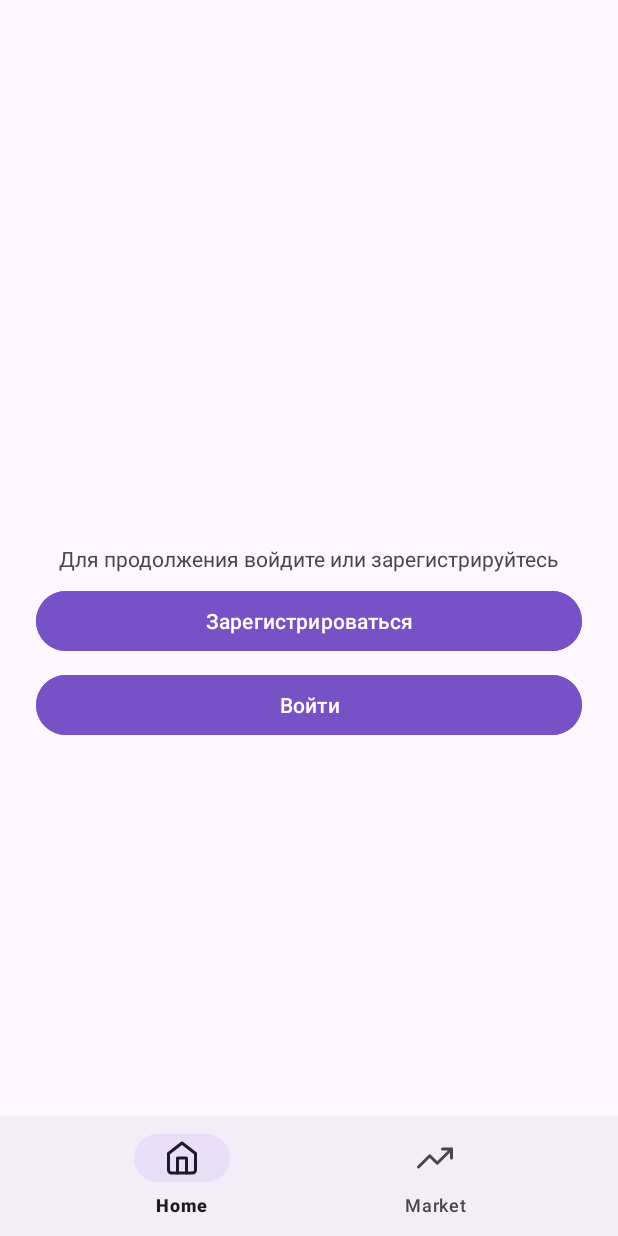
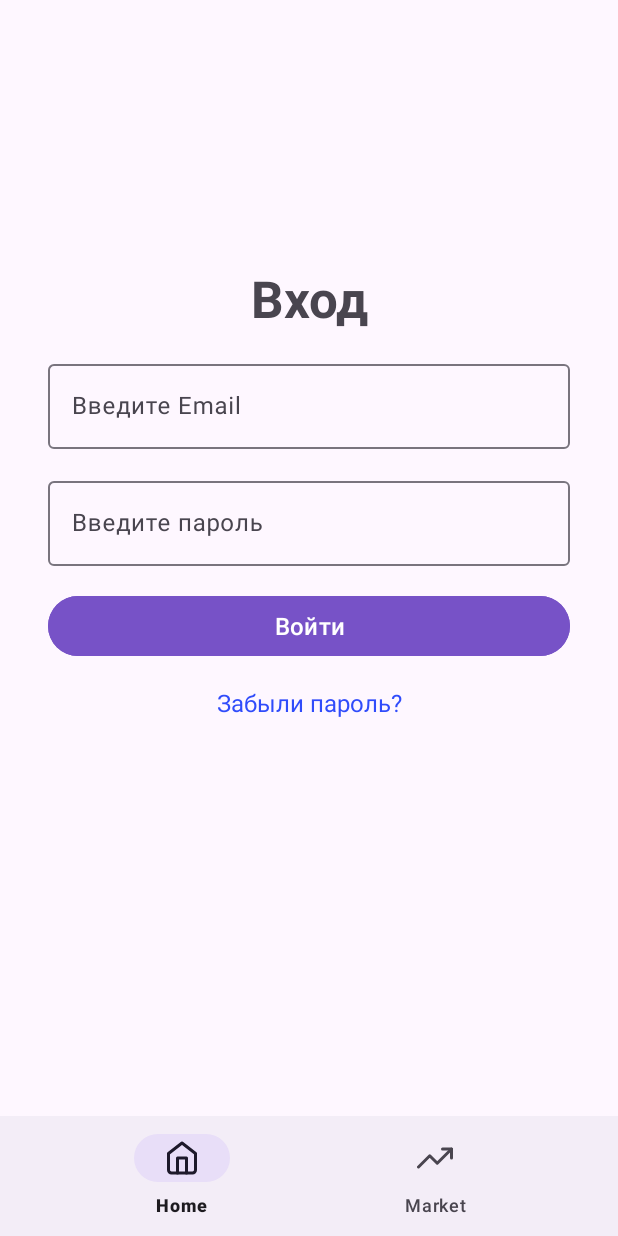
Before and after one commit to bogdash/DiplomaFinance, an Android app: the screen it shows after launch (MainActivity), after a tap on "Войти", on a phone screen of 412 x 824 dp. Run offline under Robolectric (Android 15) with nearby library versions, the phone set to English and light mode, and no system bars; our stand-ins replace navigation-ui.

Commit message:
add log in

```diff
--- /dev/null
+++ b/app/src/main/java/com/bogdash/diplomafinance/register/LogInFragment.kt
@@ -0,0 +1,20 @@
+package com.bogdash.diplomafinance.register
+
+import android.os.Bundle
+import androidx.fragment.app.Fragment
+import android.view.LayoutInflater
+import android.view.View
+import android.view.ViewGroup
+import com.bogdash.diplomafinance.R
+
+class LogInFragment : Fragment() {
+
+    override fun onCreateView(
+        inflater: LayoutInflater, container: ViewGroup?,
+        savedInstanceState: Bundle?
+    ): View? {
+        // Inflate the layout for this fragment
+        return inflater.inflate(R.layout.fragment_log_in, container, false)
+    }
+
+}
--- /dev/null
+++ b/app/src/main/res/layout/fragment_log_in.xml
@@ -0,0 +1,62 @@
+<?xml version="1.0" encoding="utf-8"?>
+<LinearLayout xmlns:android="http://schemas.android.com/apk/res/android"
+    xmlns:tools="http://schemas.android.com/tools"
+    android:layout_width="match_parent"
+    android:layout_height="match_parent"
+    android:orientation="vertical"
+    android:padding="32dp"
+    tools:context=".register.LogInFragment">
+
+    <TextView
+        android:id="@+id/textView"
+        android:layout_width="match_parent"
+        android:layout_height="wrap_content"
+        android:layout_marginTop="144dp"
+        android:gravity="center"
+        android:text="@string/title_log_in"
+        android:textSize="34sp"
+        android:textStyle="bold" />
+
+    <com.google.android.material.textfield.TextInputLayout
+        android:layout_width="match_parent"
+        android:layout_height="wrap_content"
+        android:layout_marginTop="16dp"
+        android:hint="@string/email">
+
+        <com.google.android.material.textfield.TextInputEditText
+            android:layout_width="match_parent"
+            android:layout_height="wrap_content"/>
+    </com.google.android.material.textfield.TextInputLayout>
+
+    <com.google.android.material.textfield.TextInputLayout
+        android:layout_width="match_parent"
+        android:layout_height="wrap_content"
+        android:layout_marginTop="16dp"
+        android:hint="@string/password">
+
+        <EditText
+            android:id="@+id/editTextTextPassword3"
+            android:layout_width="match_parent"
+            android:layout_height="wrap_content"
+            android:layout_weight="1"
+            android:ems="10"
+            android:inputType="textPassword" />
+    </com.google.android.material.textfield.TextInputLayout>
+
+    <Button
+        android:layout_width="match_parent"
+        android:layout_height="wrap_content"
+        android:text="@string/log_in"
+        android:textSize="16sp"
+        android:layout_marginTop="16dp"
+        android:backgroundTint="#7752C7"/>
+
+    <TextView
+        android:layout_width="match_parent"
+        android:layout_height="wrap_content"
+        android:text="@string/forgot_password"
+        android:gravity="center"
+        android:layout_marginTop="16dp"
+        android:textColor="#304CFB"
+        android:textSize="16sp"/>
+</LinearLayout>
--- a/app/src/main/res/values/strings.xml
+++ b/app/src/main/res/values/strings.xml
@@ -1,4 +1,4 @@
-<resources>
+<resources xmlns:tools="http://schemas.android.com/tools">
     <string name="app_name">DiplomaFinance</string>
     <!-- Activity main menu -->
     <string name="menu_home">Home</string>
@@ -54,11 +54,11 @@
 
     <!-- LogInFragment -->
     <string name="title_log_in">Вход</string>
+    <string name="forgot_password">Забыли пароль?</string>
     <!-- SignUpFragment -->
     <string name="title_sign_up">Регистрация</string>
     <string name="email">Введите Email</string>
     <string name="password">Введите пароль</string>
     <string name="repeat_password">Повторите пароль</string>
-    <string name="hello_blank_fragment">Hello blank fragment</string>
 
 </resources>
```
